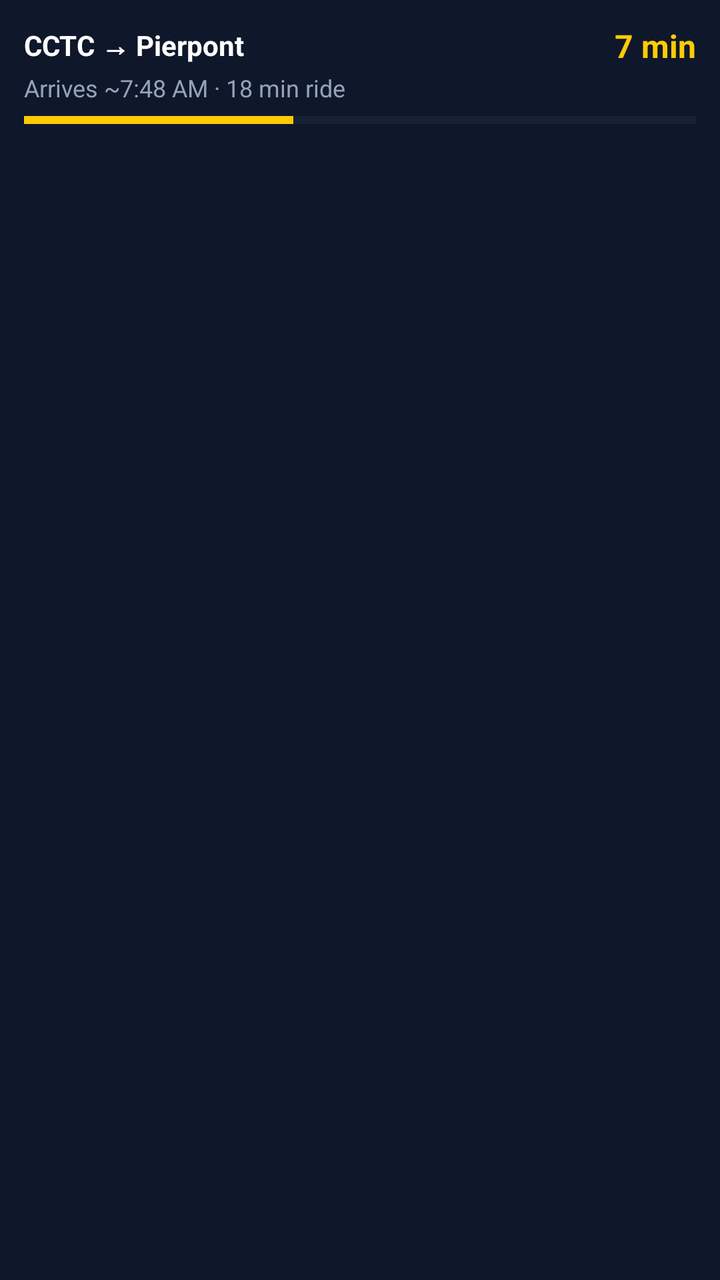
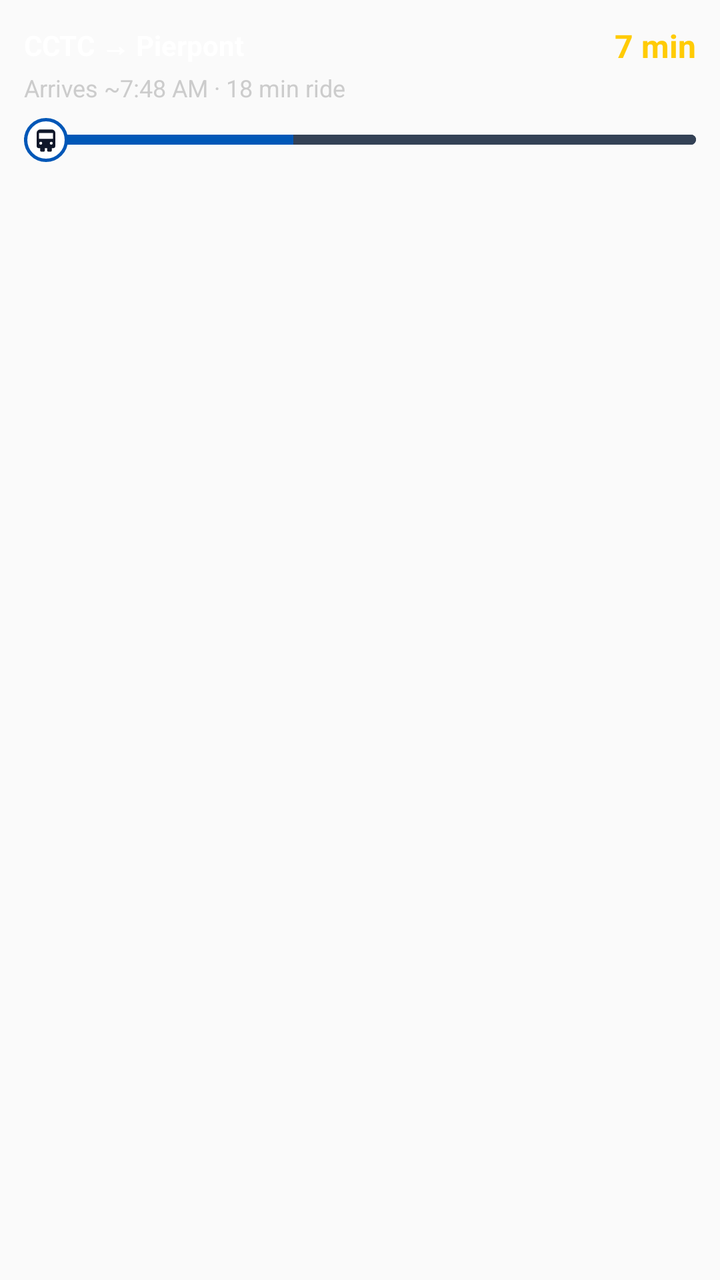

Before-and-after screenshots of an Android layout around one commit, followed by the original layout XML and the change that was made.
<!-- AndroidManifest.xml: application theme Theme.AnnArBoard -->
<!-- res/layout/notification_bus_tracker_compact.xml -->
<?xml version="1.0" encoding="utf-8"?>
<LinearLayout xmlns:android="http://schemas.android.com/apk/res/android"
    android:layout_width="match_parent"
    android:layout_height="wrap_content"
    android:orientation="vertical"
    android:padding="12dp"
    android:background="#0F172A">

    <RelativeLayout
        android:layout_width="match_parent"
        android:layout_height="wrap_content">

        <TextView
            android:id="@+id/tv_route_title"
            android:layout_width="wrap_content"
            android:layout_height="wrap_content"
            android:layout_alignParentStart="true"
            android:layout_centerVertical="true"
            android:text="CCTC → Pierpont"
            android:textColor="#FFFFFF"
            android:textSize="14sp"
            android:textStyle="bold" />

        <TextView
            android:id="@+id/tv_eta_primary"
            android:layout_width="wrap_content"
            android:layout_height="wrap_content"
            android:layout_alignParentEnd="true"
            android:layout_centerVertical="true"
            android:text="7 min"
            android:textColor="#FFCB05"
            android:textSize="16sp"
            android:textStyle="bold" />
    </RelativeLayout>

    <TextView
        android:id="@+id/tv_arrival_time"
        android:layout_width="wrap_content"
        android:layout_height="wrap_content"
        android:layout_marginTop="2dp"
        android:text="Arrives ~7:48 AM · 18 min ride"
        android:textColor="#94A3B8"
        android:textSize="12sp" />

    <ProgressBar
        android:id="@+id/notification_progress"
        style="?android:attr/progressBarStyleHorizontal"
        android:layout_width="match_parent"
        android:layout_height="4dp"
        android:layout_marginTop="6dp"
        android:max="100"
        android:progress="40"
        android:progressTint="#FFCB05"
        android:progressBackgroundTint="#334155" />
</LinearLayout>
<!-- resources referenced by this layout -->
<resources>
  <style name="Theme.AnnArBoard" parent="android:Theme.Material.Light.NoActionBar" />
</resources>

<!-- the commit's change to res/layout/notification_bus_tracker_compact.xml (unified diff, before → after) -->
@@ -4,7 +4,7 @@
     android:layout_height="wrap_content"
     android:orientation="vertical"
     android:padding="12dp"
-    android:background="#0F172A">
+    android:background="@android:color/transparent">
 
     <RelativeLayout
         android:layout_width="match_parent"
@@ -39,17 +39,46 @@
         android:layout_height="wrap_content"
         android:layout_marginTop="2dp"
         android:text="Arrives ~7:48 AM · 18 min ride"
-        android:textColor="#94A3B8"
+        android:textColor="#CCCCCC"
         android:textSize="12sp" />
 
-    <ProgressBar
-        android:id="@+id/notification_progress"
-        style="?android:attr/progressBarStyleHorizontal"
+    <RelativeLayout
+        android:id="@+id/rl_progress_container"
         android:layout_width="match_parent"
-        android:layout_height="4dp"
-        android:layout_marginTop="6dp"
-        android:max="100"
-        android:progress="40"
-        android:progressTint="#FFCB05"
-        android:progressBackgroundTint="#334155" />
+        android:layout_height="28dp"
+        android:layout_marginTop="4dp">
+
+        <View
+            android:id="@+id/view_track_bg"
+            android:layout_width="match_parent"
+            android:layout_height="5dp"
+            android:layout_centerVertical="true"
+            android:background="@drawable/bg_progress_track_rounded" />
+
+        <ProgressBar
+            android:id="@+id/notification_progress"
+            style="?android:attr/progressBarStyleHorizontal"
+            android:layout_width="match_parent"
+            android:layout_height="5dp"
+            android:layout_centerVertical="true"
+            android:max="100"
+            android:progress="40"
+            android:progressDrawable="@drawable/drawable_progress_bar_rounded" />
+
+        <FrameLayout
+            android:id="@+id/fl_bus_thumb"
+            android:layout_width="22dp"
+            android:layout_height="22dp"
+            android:layout_centerVertical="true"
+            android:background="@drawable/bg_bus_thumb_circle">
+
+            <ImageView
+                android:id="@+id/iv_bus_thumb_icon"
+                android:layout_width="14dp"
+                android:layout_height="14dp"
+                android:layout_gravity="center"
+                android:src="@drawable/ic_bus_dark" />
+        </FrameLayout>
+
+    </RelativeLayout>
 </LinearLayout>
<!-- resource entries referenced after the edit -->
@@ -1,5 +1,50 @@
 <!-- resources referenced by this layout -->
 <resources>
+  <!-- drawable bg_bus_thumb_circle (drawable) -->
+  <?xml version="1.0" encoding="utf-8"?>
+  <shape xmlns:android="http://schemas.android.com/apk/res/android"
+      android:shape="oval">
+      <solid android:color="#FFFFFFFF" />
+      <stroke
+          android:width="1.5dp"
+          android:color="#0057B7" />
+  </shape>
+  <!-- drawable bg_progress_track_rounded (drawable) -->
+  <?xml version="1.0" encoding="utf-8"?>
+  <shape xmlns:android="http://schemas.android.com/apk/res/android"
+      android:shape="rectangle">
+      <corners android:radius="3dp" />
+      <solid android:color="#334155" />
+  </shape>
+  <!-- drawable drawable_progress_bar_rounded (drawable) -->
+  <?xml version="1.0" encoding="utf-8"?>
+  <layer-list xmlns:android="http://schemas.android.com/apk/res/android">
+      <item android:id="@android:id/background">
+          <shape android:shape="rectangle">
+              <corners android:radius="3dp" />
+              <solid android:color="#334155" />
+          </shape>
+      </item>
+      <item android:id="@android:id/progress">
+          <clip>
+              <shape android:shape="rectangle">
+                  <corners android:radius="3dp" />
+                  <solid android:color="#0057B7" />
+              </shape>
+          </clip>
+      </item>
+  </layer-list>
+  <!-- drawable ic_bus_dark (drawable) -->
+  <vector xmlns:android="http://schemas.android.com/apk/res/android"
+      android:width="24dp"
+      android:height="24dp"
+      android:viewportWidth="24"
+      android:viewportHeight="24">
+    <path
+        android:fillColor="#FF0F172A"
+        android:fillType="evenOdd"
+        android:pathData="M7,3 h10 a3,3 0 0,1 3,3 v11 a2,2 0 0,1 -2,2 h-1 v2 a1,1 0 0,1 -1,1 h-2 a1,1 0 0,1 -1,-1 v-2 h-2 v2 a1,1 0 0,1 -1,1 h-2 a1,1 0 0,1 -1,-1 v-2 h-1 a2,2 0 0,1 -2,-2 v-11 a3,3 0 0,1 3,-3 z M6,6 v5 h12 v-5 z M7.5,13.5 a1.25,1.25 0 1,0 0,2.5 a1.25,1.25 0 1,0 0,-2.5 z M16.5,13.5 a1.25,1.25 0 1,0 0,2.5 a1.25,1.25 0 1,0 0,-2.5 z"/>
+  </vector>
   <style name="Theme.AnnArBoard" parent="android:Theme.Material.Light.NoActionBar" />
 </resources>
 
